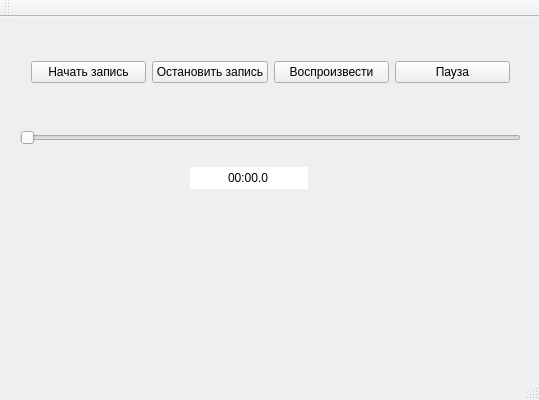
Qt form VoiceIdentification/voiceidentification.ui (zjucsxxd/VoiceIdentification) before a commit.
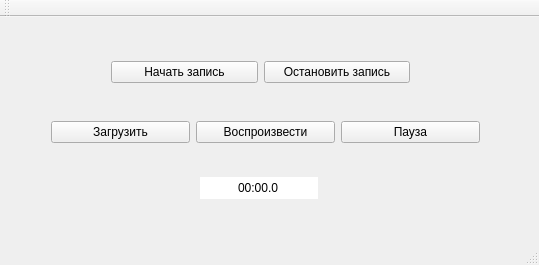
The same form after that commit.

Patch:
```diff
--- a/VoiceIdentification/voiceidentification.ui
+++ b/VoiceIdentification/voiceidentification.ui
@@ -7,7 +7,7 @@
     <x>0</x>
     <y>0</y>
     <width>539</width>
-    <height>400</height>
+    <height>265</height>
    </rect>
   </property>
   <property name="windowTitle">
@@ -17,9 +17,9 @@
    <widget class="QWidget" name="horizontalLayoutWidget">
     <property name="geometry">
      <rect>
-      <x>20</x>
+      <x>100</x>
       <y>30</y>
-      <width>501</width>
+      <width>321</width>
       <height>51</height>
      </rect>
     </property>
@@ -41,40 +41,13 @@
        </property>
       </widget>
      </item>
-     <item>
-      <widget class="QPushButton" name="playButton">
-       <property name="text">
-        <string>Воспроизвести</string>
-       </property>
-      </widget>
-     </item>
-     <item>
-      <widget class="QPushButton" name="pauseButton">
-       <property name="text">
-        <string>Пауза</string>
-       </property>
-      </widget>
-     </item>
     </layout>
    </widget>
-   <widget class="QSlider" name="timerSlider">
-    <property name="geometry">
-     <rect>
-      <x>20</x>
-      <y>110</y>
-      <width>501</width>
-      <height>22</height>
-     </rect>
-    </property>
-    <property name="orientation">
-     <enum>Qt::Horizontal</enum>
-    </property>
-   </widget>
    <widget class="QTimeEdit" name="timeEdit">
     <property name="geometry">
      <rect>
-      <x>190</x>
-      <y>150</y>
+      <x>200</x>
+      <y>160</y>
       <width>118</width>
       <height>22</height>
      </rect>
@@ -98,6 +71,39 @@
      <string>mm:ss.z</string>
     </property>
    </widget>
+   <widget class="QWidget" name="horizontalLayoutWidget_2">
+    <property name="geometry">
+     <rect>
+      <x>40</x>
+      <y>90</y>
+      <width>451</width>
+      <height>51</height>
+     </rect>
+    </property>
+    <layout class="QHBoxLayout" name="horizontalLayout_2">
+     <item>
+      <widget class="QPushButton" name="loadButton">
+       <property name="text">
+        <string>Загрузить</string>
+       </property>
+      </widget>
+     </item>
+     <item>
+      <widget class="QPushButton" name="playButton">
+       <property name="text">
+        <string>Воспроизвести</string>
+       </property>
+      </widget>
+     </item>
+     <item>
+      <widget class="QPushButton" name="pauseButton">
+       <property name="text">
+        <string>Пауза</string>
+       </property>
+      </widget>
+     </item>
+    </layout>
+   </widget>
   </widget>
   <widget class="QMenuBar" name="menuBar">
    <property name="geometry">
```
